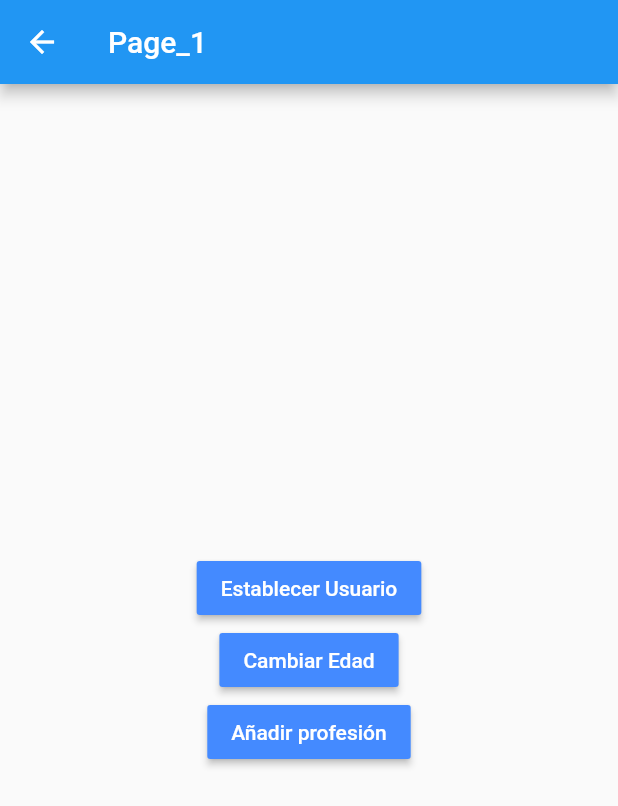
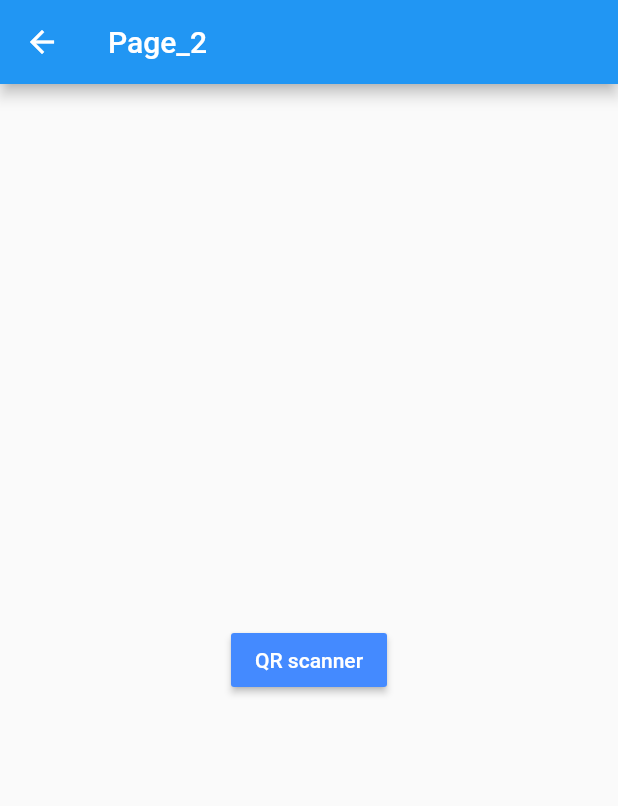
Before and after one commit to Lulimsky/verde, a Flutter app: the screen it shows after launch, after a tap on the "accessibility new" icon, on a phone screen of 412 x 824 dp. Shown: the top 806 px of the screen. Run offline on Flutter 3.47's test engine with Material 2 defaults, Android fonts, the phone set to English and light mode, and no system bars.

Commit message:
implementing qr scanner

```diff
--- a/lib/main.dart
+++ b/lib/main.dart
@@ -1,5 +1,6 @@
 import 'package:flutter/material.dart';
 
+import 'pages/page_3.dart';
 import 'pages/page_1.dart';
 import 'pages/page_2.dart';
 
@@ -16,6 +17,7 @@ class MyApp extends StatelessWidget {
       routes: {
         'page1': (_) => const Page_1(),
         'page2': (_) => const Page_2(),
+        'page3': (_) => const Page_3(),
       },
     );
   }
--- a/lib/pages/page_1.dart
+++ b/lib/pages/page_1.dart
@@ -10,7 +10,6 @@ class Page_1 extends StatelessWidget {
       appBar: AppBar(
         title: const Text('Page_1'),
       ),
-      body: const UserInformation(),
       floatingActionButton: FloatingActionButton(
         child: const Icon(Icons.accessibility_new),
         onPressed: () => Navigator.pushNamed(context, 'page2'),
--- a/lib/pages/page_2.dart
+++ b/lib/pages/page_2.dart
@@ -8,7 +8,7 @@ class Page_2 extends StatelessWidget {
   Widget build(BuildContext context) {
     return Scaffold(
       appBar: AppBar(
-        title: const Text('Page_1'),
+        title: const Text('Page_2'),
       ),
       body: Center(
         child: Column(
@@ -17,26 +17,10 @@ class Page_2 extends StatelessWidget {
             MaterialButton(
               color: Colors.blueAccent,
               child: const Text(
-                'Establecer Usuario',
+                'QR scanner',
                 style: TextStyle(color: Colors.white),
               ),
-              onPressed: () {},
-            ),
-            MaterialButton(
-              color: Colors.blueAccent,
-              child: const Text(
-                'Cambiar Edad',
-                style: TextStyle(color: Colors.white),
-              ),
-              onPressed: () {},
-            ),
-            MaterialButton(
-              color: Colors.blueAccent,
-              child: const Text(
-                'Añadir profesión',
-                style: TextStyle(color: Colors.white),
-              ),
-              onPressed: () {},
+              onPressed: () => Navigator.pushNamed(context, 'page3'),
             ),
           ],
         ),
--- a/pubspec.yaml
+++ b/pubspec.yaml
@@ -29,10 +29,6 @@ environment:
 dependencies:
   flutter:
     sdk: flutter
-
-
-  # The following adds the Cupertino Icons font to your application.
-  # Use with the CupertinoIcons class for iOS style icons.
   cupertino_icons: ^1.0.2
 
 dev_dependencies:
```
Also changed, not shown: lib/pages/page_3.dart (added, +21 -0 lines), lib/models/qrscanner.dart (added), 5 other files.
